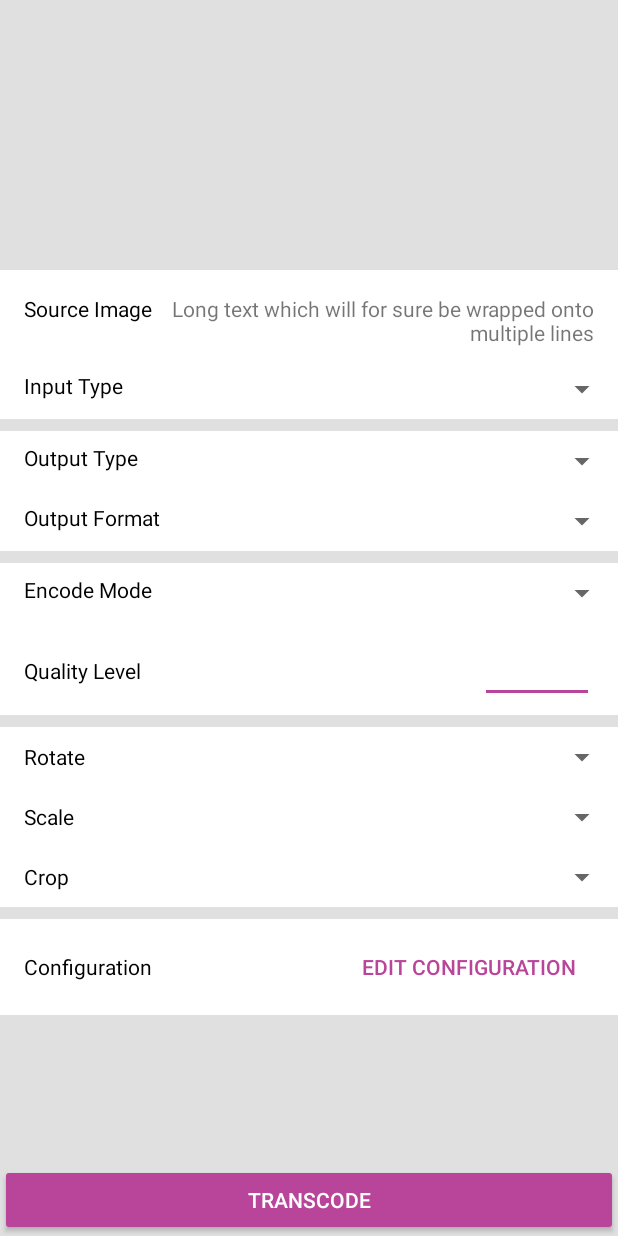
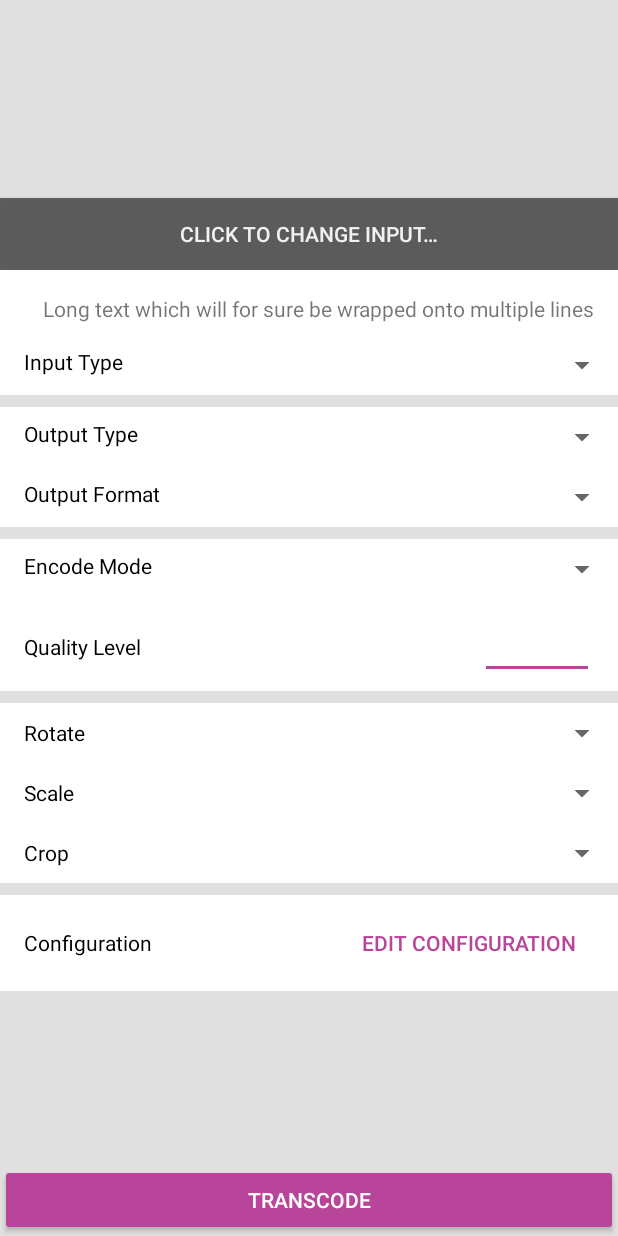
Before and after one commit to facebookincubator/spectrum, an Android app: the layout main_activity.xml on its own in the app's theme, with its tools: preview values and no code run, on a phone screen of 412 x 824 dp. Run offline under Robolectric (Android 15) with nearby library versions, the phone set to English and light mode, and no system bars.

Commit message:
Cosmetic improvements for the sample app
Summary:
@public

Updated the source image section. The button becomes now much clearer and the information no longer take so much vertical space :)

Reviewed By: oprisnik

Differential Revision: D15516536

fbshipit-source-id: 8c26596e885a990ef42cc0901c422c7bd9589b68

```diff
--- a/android/sample/src/main/java/com/facebook/spectrum/sample/model/TranscodeViewModel.kt
+++ b/android/sample/src/main/java/com/facebook/spectrum/sample/model/TranscodeViewModel.kt
@@ -114,9 +114,9 @@ enum class TranscodeViewModel {
     private fun getImageInformationSummary(bitmap: Bitmap, length: Int): String {
         val bitrateBitsPerPixel = 8.0f * length.toFloat() / (bitmap.width * bitmap.height).toFloat()
         return StringBuilder().apply {
-            append("size: ${bitmap.width}x${bitmap.height}\n")
-            append(" len: $length\n")
-            append(String.format("rate: %.2f bits/px\n", bitrateBitsPerPixel))
+            append("size: ${bitmap.width}x${bitmap.height} - ")
+            append(String.format("len: %.2f KiB - ", length / 1024f))
+            append(String.format("rate: %.2f bits/px", bitrateBitsPerPixel))
         }.toString()
     }
 }
--- a/android/sample/src/main/res/layout/main_activity.xml
+++ b/android/sample/src/main/res/layout/main_activity.xml
@@ -17,16 +17,32 @@
             android:layout_height="wrap_content"
             android:orientation="vertical">
 
-            <ImageView
-                android:id="@+id/source_image"
+            <RelativeLayout
                 android:layout_width="match_parent"
-                android:layout_height="wrap_content"
-                android:adjustViewBounds="true"
-                android:background="@color/layout_background"
-                android:minHeight="180dp" />
+                android:layout_height="wrap_content">
+
+                <ImageView
+                    android:id="@+id/source_image"
+                    android:layout_width="match_parent"
+                    android:layout_height="match_parent"
+                    android:adjustViewBounds="true"
+                    android:background="@color/layout_background"
+                    android:minHeight="180dp" />
+
+                <Button
+                    android:id="@+id/button_choose_input"
+                    android:layout_width="match_parent"
+                    android:layout_height="wrap_content"
+                    android:layout_alignParentBottom="true"
+                    android:alpha=".8"
+                    android:background="@color/button_overlay_background"
+                    android:padding="8dp"
+                    android:text="@string/button_change_input_image"
+                    android:textColor="@color/white" />
+
+            </RelativeLayout>
 
             <LinearLayout
-                android:id="@+id/button_choose_input"
                 android:layout_width="match_parent"
                 android:layout_height="wrap_content"
                 android:background="@color/parameter_container_background"
@@ -35,12 +51,6 @@
                 android:paddingLeft="@dimen/optionPaddingLeft"
                 android:paddingRight="@dimen/optionPaddingRight"
                 android:paddingTop="16dp">
-
-                <TextView
-                    android:layout_width="wrap_content"
-                    android:layout_height="wrap_content"
-                    android:text="@string/label_source_image"
-                    android:textColor="@color/parameter_text" />
 
                 <TextView
                     android:id="@+id/source_info"
--- a/android/sample/src/main/res/values/colors.xml
+++ b/android/sample/src/main/res/values/colors.xml
@@ -6,4 +6,6 @@
     <color name="layout_background">#e0e0e0</color>
     <color name="parameter_container_background">#ffffff</color>
     <color name="parameter_text">#000000</color>
+    <color name="white">#ffffff</color>
+    <color name="button_overlay_background">#444444</color>
 </resources>
--- a/android/sample/src/main/res/values/strings.xml
+++ b/android/sample/src/main/res/values/strings.xml
@@ -1,7 +1,6 @@
 <?xml version="1.0" encoding="utf-8"?>
 <resources xmlns:tools="http://schemas.android.com/tools">
     <string name="app_name" description="Displayed name of the app">Spectrum</string>
-    <string name="label_source_image">Source Image</string>
     <string name="label_input_type">Input Type</string>
     <string name="label_output_type">Output Type</string>
     <string name="label_input_file">Input File</string>
@@ -22,4 +21,5 @@
     <string name="label_encode_mode">Encode Mode</string>
     <string name="label_configuration">Configuration</string>
     <string name="button_edit_configuration">Edit configuration</string>
+    <string name="button_change_input_image">Click to change input…</string>
 </resources>
```
